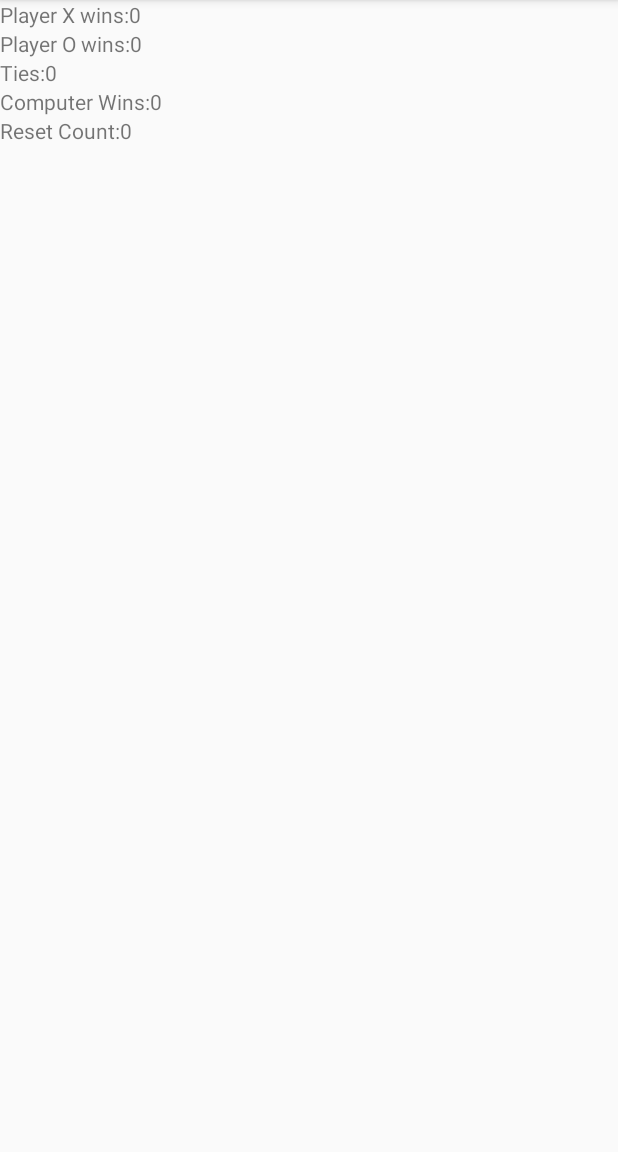
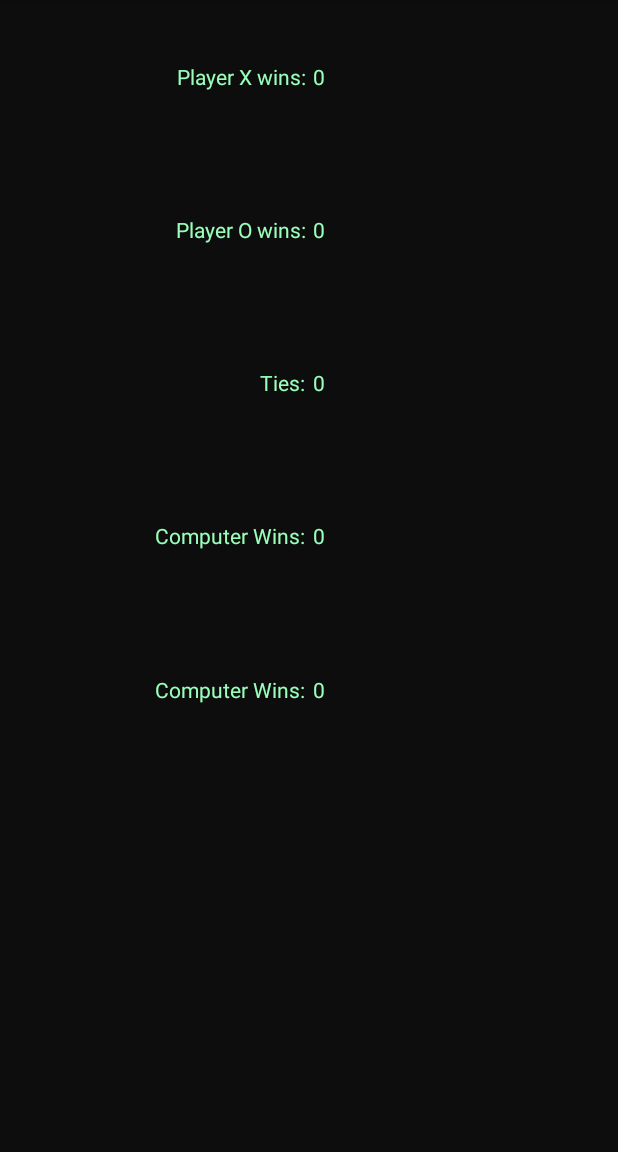
Before and after one commit to lynnsh/android-tictactoe, an Android app: the screen it shows after launch (DisplayScoresActivity), after a tap on "SCORES", on a phone screen of 412 x 824 dp, the part 84-1236 px from its top. Run offline under Robolectric (Android 15) with nearby library versions, the light colour scheme and no system bars.

Commit message:
Finished styling displayscores portrait

```diff
--- a/app/src/main/java/android518/tttalenaerika/DisplayScoresActivity.java
+++ b/app/src/main/java/android518/tttalenaerika/DisplayScoresActivity.java
@@ -63,18 +63,18 @@ public class DisplayScoresActivity extends AppCompatActivity {
     private void updateDisplay()
     {
         // Getting all the appropriate text views
-        TextView txtViewPlayerX = (TextView) findViewById(R.id.txtViewPlayerX);
-        TextView txtViewPlayerO = (TextView) findViewById(R.id.txtViewPlayerO);
-        TextView txtViewTies = (TextView) findViewById(R.id.txtViewTies);
-        TextView txtViewComp = (TextView) findViewById(R.id.txtViewComp);
-        TextView txtViewReset = (TextView) findViewById(R.id.txtViewReset);
+        TextView txtViewPlayerX = (TextView) findViewById(R.id.txtViewPlayerXScore);
+        TextView txtViewPlayerO = (TextView) findViewById(R.id.txtViewPlayerOScore);
+        TextView txtViewTies = (TextView) findViewById(R.id.txtViewTiesScore);
+        TextView txtViewComp = (TextView) findViewById(R.id.txtViewCompScore);
+        TextView txtViewReset = (TextView) findViewById(R.id.txtViewResetScore);
 
         // Setting the text to append the score
-        txtViewPlayerX.setText(getResources().getString(R.string.scoresPlayerX) + playerXPts);
-        txtViewPlayerO.setText(getResources().getString(R.string.scoresPlayerO) + playerOPts);
-        txtViewTies.setText(getResources().getString(R.string.scoresTies) + tiePts);
-        txtViewComp.setText(getResources().getString(R.string.scoresComp) + compPts);
-        txtViewReset.setText(getResources().getString(R.string.scoresReset) + resetCount);
+        txtViewPlayerX.setText("" + playerXPts);
+        txtViewPlayerO.setText("" + playerOPts);
+        txtViewTies.setText("" + tiePts);
+        txtViewComp.setText("" + compPts);
+        txtViewReset.setText("" + resetCount);
     }
 
     /**
--- a/app/src/main/java/android518/tttalenaerika/MainActivity.java
+++ b/app/src/main/java/android518/tttalenaerika/MainActivity.java
@@ -14,11 +14,12 @@ import android.widget.Toast;
  * Class responsible for Tic Tac Toe game logic.
  */
 public class MainActivity extends AppCompatActivity {
-    // MISSING: style scores activity
     // MISSING: style about activity (add picture also)
     // CHECK: ask to see if onStop or onPause needs to overriden
     // CHECK: ask if should be using ImageView array of 9 instead (changes in layouts, rightclick find usages)
     // CHECK: make toast text centered
+    // CHECK: add close buttons to about and scores activities
+    // CHECK: use font scaling
     private boolean isPlayerTwoHuman = false;
     private ImageView[] views = new ImageView[10];
     private int turn = 0;
--- a/app/src/main/res/layout-land/activity_displayscores.xml
+++ b/app/src/main/res/layout-land/activity_displayscores.xml
@@ -11,25 +11,25 @@
         <TextView
             android:layout_width="match_parent"
             android:layout_height="wrap_content"
-            android:id="@+id/txtViewPlayerX"
+            android:id="@+id/txtViewPlayerXTxt"
             android:text="@string/scoresPlayerX" />
         <TextView
             android:layout_width="match_parent"
             android:layout_height="wrap_content"
-            android:id="@+id/txtViewPlayerO"
+            android:id="@+id/txtViewPlayerOTxt"
             android:text="@string/scoresPlayerO" />
         <TextView
             android:layout_width="match_parent"
             android:layout_height="wrap_content"
-            android:id="@+id/txtViewTies"
+            android:id="@+id/txtViewTiesTxt"
             android:text="@string/scoresTies" />
         <TextView
             android:layout_width="match_parent"
             android:layout_height="wrap_content"
-            android:id="@+id/txtViewComp"
+            android:id="@+id/txtViewCompTxt"
             android:text="@string/scoresComp" />
         <TextView
-            android:id="@+id/txtViewReset"
+            android:id="@+id/txtViewResetTxt"
             android:layout_width="match_parent"
             android:layout_height="wrap_content"
             android:text="@string/scoresComp" />
--- a/app/src/main/res/layout/activity_displayscores.xml
+++ b/app/src/main/res/layout/activity_displayscores.xml
@@ -2,42 +2,139 @@
 <LinearLayout xmlns:android="http://schemas.android.com/apk/res/android"
     android:layout_width="match_parent"
     android:layout_height="match_parent"
+    android:background="@color/colorPrimaryDark"
     android:orientation="vertical">
 
     <LinearLayout
         android:layout_width="match_parent"
         android:layout_height="match_parent"
-        android:orientation="vertical">
+        android:orientation="vertical"
+        android:weightSum="15">
 
-        <TextView
-            android:id="@+id/txtViewPlayerX"
+        <LinearLayout
             android:layout_width="match_parent"
-            android:layout_height="wrap_content"
-            android:text="@string/scoresPlayerX" />
+            android:layout_height="0dp"
+            android:layout_weight="2"
+            android:orientation="horizontal">
 
-        <TextView
-            android:id="@+id/txtViewPlayerO"
+            <TextView
+                android:id="@+id/txtViewPlayerXTxt"
+                android:layout_width="0dp"
+                android:layout_height="match_parent"
+                android:layout_weight="1"
+                android:gravity="end|center_vertical"
+                android:text="@string/scoresPlayerX"
+                android:textColor="@color/light"
+                android:layout_marginRight="@dimen/textbox_right_margin" />
+
+            <TextView
+                android:id="@+id/txtViewPlayerXScore"
+                android:layout_width="0dp"
+                android:layout_height="match_parent"
+                android:layout_weight="1"
+                android:gravity="center_vertical"
+                android:textColor="@color/light" />
+        </LinearLayout>
+
+        <LinearLayout
             android:layout_width="match_parent"
-            android:layout_height="wrap_content"
-            android:text="@string/scoresPlayerO" />
+            android:layout_height="0dp"
+            android:layout_weight="2"
+            android:orientation="horizontal">
 
-        <TextView
-            android:id="@+id/txtViewTies"
+            <TextView
+                android:id="@+id/txtViewPlayerOTxt"
+                android:layout_width="0dp"
+                android:layout_height="match_parent"
+                android:layout_weight="1"
+                android:gravity="end|center_vertical"
+                android:text="@string/scoresPlayerO"
+                android:textColor="@color/light"
+                android:layout_marginRight="@dimen/textbox_right_margin" />
+
+            <TextView
+                android:id="@+id/txtViewPlayerOScore"
+                android:layout_width="0dp"
+                android:layout_height="match_parent"
+                android:layout_weight="1"
+                android:gravity="center_vertical"
+                android:textColor="@color/light" />
+        </LinearLayout>
+
+        <LinearLayout
             android:layout_width="match_parent"
-            android:layout_height="wrap_content"
-            android:text="@string/scoresTies" />
+            android:layout_height="0dp"
+            android:layout_weight="2"
+            android:orientation="horizontal">
 
-        <TextView
-            android:id="@+id/txtViewComp"
+            <TextView
+                android:id="@+id/txtViewTiesTxt"
+                android:layout_width="0dp"
+                android:layout_height="match_parent"
+                android:layout_weight="1"
+                android:gravity="end|center_vertical"
+                android:text="@string/scoresTies"
+                android:textColor="@color/light"
+                android:layout_marginRight="@dimen/textbox_right_margin" />
+
+            <TextView
+                android:id="@+id/txtViewTiesScore"
+                android:layout_width="0dp"
+                android:layout_height="match_parent"
+                android:layout_weight="1"
+                android:gravity="center_vertical"
+                android:textColor="@color/light" />
+        </LinearLayout>
+
+        <LinearLayout
             android:layout_width="match_parent"
-            android:layout_height="wrap_content"
-            android:text="@string/scoresComp" />
+            android:layout_height="0dp"
+            android:layout_weight="2"
+            android:orientation="horizontal">
 
-        <TextView
-            android:id="@+id/txtViewReset"
+            <TextView
+                android:id="@+id/txtViewCompTxt"
+                android:layout_width="0dp"
+                android:layout_height="match_parent"
+                android:layout_weight="1"
+                android:gravity="end|center_vertical"
+                android:text="@string/scoresComp"
+                android:textColor="@color/light"
+                android:layout_marginRight="@dimen/textbox_right_margin" />
+
+            <TextView
+                android:id="@+id/txtViewCompScore"
+                android:layout_width="0dp"
+                android:layout_height="match_parent"
+                android:layout_weight="1"
+                android:gravity="center_vertical"
+                android:textColor="@color/light" />
+        </LinearLayout>
+
+        <LinearLayout
             android:layout_width="match_parent"
-            android:layout_height="wrap_content"
-            android:text="@string/scoresComp" />
+            android:layout_height="0dp"
+            android:layout_weight="2"
+            android:orientation="horizontal">
+
+            <TextView
+                android:id="@+id/txtViewResetTxt"
+                android:layout_width="0dp"
+                android:layout_height="match_parent"
+                android:layout_weight="1"
+                android:gravity="end|center_vertical"
+                android:text="@string/scoresComp"
+                android:textColor="@color/light"
+                android:layout_marginRight="@dimen/textbox_right_margin" />
+
+            <TextView
+                android:id="@+id/txtViewResetScore"
+                android:layout_width="0dp"
+                android:layout_height="match_parent"
+                android:layout_weight="1"
+                android:gravity="center_vertical"
+                android:textColor="@color/light" />
+        </LinearLayout>
     </LinearLayout>
 
 </LinearLayout>
--- a/app/src/main/res/values-w820dp/dimens.xml
+++ b/app/src/main/res/values-w820dp/dimens.xml
@@ -10,4 +10,5 @@
     <dimen name="controls_right_margin">16dp</dimen>
     <dimen name="button_right_margin">5dp</dimen>
     <dimen name="button_bottom_margin">25dp</dimen>
+    <dimen name="textbox_right_margin">5dp</dimen>
 </resources>
--- a/app/src/main/res/values/dimens.xml
+++ b/app/src/main/res/values/dimens.xml
@@ -6,4 +6,5 @@
     <dimen name="image_bottom_margin">16dp</dimen>
     <dimen name="controls_bottom_margin">16dp</dimen>
     <dimen name="button_right_margin">5dp</dimen>
+    <dimen name="textbox_right_margin">5dp</dimen>
 </resources>
```
